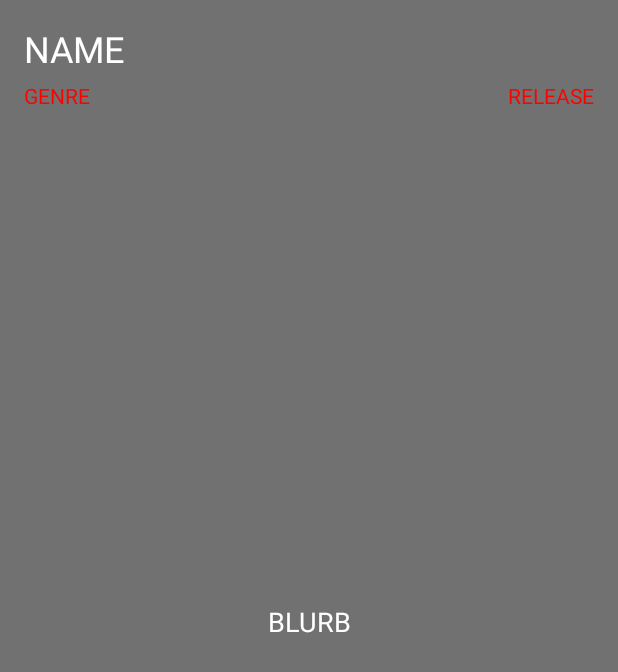
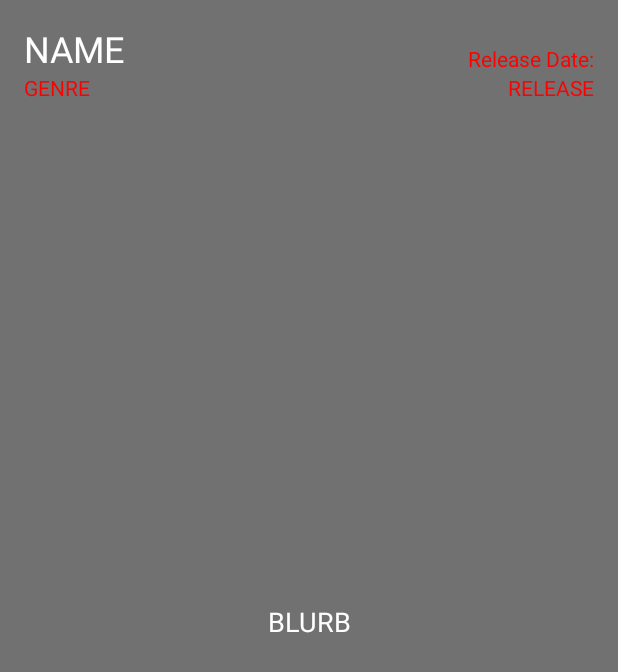
Before and after one commit to changwinstonr/Game-Library, an Android app: the layout activity_detail.xml on its own in the app's theme, with its tools: preview values and no code run, on a phone screen of 412 x 824 dp. Shown: the top 672 px of the screen. Run offline under Robolectric (Android 15) with nearby library versions, the phone set to English and light mode, and no system bars.

Commit message:
Adds: Useability tweaks. Namely clarification on what makes World of Warcraft terrible, bad, and ugly.

```diff
--- a/app/src/main/java/winston/gameLibrary/GameSQLiteDatabaseHelper.java
+++ b/app/src/main/java/winston/gameLibrary/GameSQLiteDatabaseHelper.java
@@ -179,7 +179,7 @@ public class GameSQLiteDatabaseHelper extends SQLiteOpenHelper {
         values = new ContentValues(); values.put(COL_NAME, "Warhammer 40000 Dawn of War 2 Chaos Rising (PC)");	values.put(COL_GENRE, "Sci-fi, Strategy, RTS, Squad, WH40k");	values.put(COL_RELEASE, "2010-03-11");	values.put(COL_BLURB, "Your Blood Ravens have saved the sector, but can they save themselves? In THQ Inc. and Relic Entertainment's sequel to the acclaimed Dawn of War II real time strategy franchise, you return to sub sector Aurelia where a long lost frozen ice planet has reappeared from the Warp, bringing with it new secrets to uncover and foes to face. In Dawn of War II: Chaos Rising you will take command of the Blood Ravens and defend the sector against the Chaos Space Marines of the Black Legion. Purge the chaos filth and hold the chapter together as traitorous forces work from within to try bring down the Blood Ravens. Upgrade your squads with new legendary wargear and unlock new special abilities, as your squads advance to level 30. Will you remain steadfast to the Emperor or risk heresy to gain new dark and destructive powers? In multiplayer swear loyalty to the Chaos Gods and pit your bloodthirsty warband of Chaos Space Marines against the new units and reinforced armies of the Space Marines, Orks, Eldar, and Tyranids.");	db.insert(GAME_TBL_NAME, null, values);
         values = new ContentValues(); values.put(COL_NAME, "Warhammer 40000 Dawn of War 2 Retribution (PC)");	values.put(COL_GENRE, "Sci-fi, Strategy, RTS, Squad, WH40k");	values.put(COL_RELEASE, "2011-03-01");	values.put(COL_BLURB, "Taking place years after the events in Dawn of War II: Chaos Rising, this title allows players to choose their perspective with the first multiple-race single player campaign in the Dawn of War II series. Choose your race and determine the final fate of the entire sector in Dawn of War II: Retribution, the next installment in the critically acclaimed Dawn of War real-time strategy franchise.");	db.insert(GAME_TBL_NAME, null, values);
         values = new ContentValues(); values.put(COL_NAME, "Warhammer 40000 Space Marine (PC)");	values.put(COL_GENRE, "Sci-fi, Action, Third-person, TPS, WH40k");	values.put(COL_RELEASE, "2011-09-06");	values.put(COL_BLURB, "In Warhammer 40,000: Space Marine you are Captain Titus of the Ultramarines, humanity's last hope for survival in a war-ridden future. Step into the armor of this superhuman warrior and use a lethal combination of deadly weapons to crush overwhelming alien forces. Fight against the savage Orks and the unholy forces of Chaos in a brutally violent world based on the richest science fiction fantasy ever created. Space Marine features a fluid combat system that allows players to seamlessly switch from ranged to melee weapons without interrupting the flow of combat. Hitting the melee button at any time will result in a close range strike with the equipped hand-to-hand weapon as well as the camera pulling out to melee distance. Pulling either trigger will instantly snap the view back to behind the player's shoulder ready for precise shooting. These systems are immediately responsive and leave the player in full control at all times. As the player dispatches enemies in Space Marine they will be earning 'Fury' which can be used to unleash devastating ranged or melee attacks.");	db.insert(GAME_TBL_NAME, null, values);
-        values = new ContentValues(); values.put(COL_NAME, "World of Warcraft (PC)");	values.put(COL_GENRE, "Fantasy, MMO, RPG, Terrible");	values.put(COL_RELEASE, "2004-11-23");	values.put(COL_BLURB, "Four years have passed since the aftermath of Warcraft III: Reign of Chaos, and a great tension smolders throughout the ravaged world of Azeroth. As the battle-worn races begin to rebuild their shattered kingdoms, new threats, both ancient and ominous, arise to plague the world once again. Rich in legend and filled with adventure, the World of Warcraft awaits! For the first time, players experience the lands of Azeroth from a new, in-depth perspective. As heroes, they explore familiar battlefields, discover new lands and take on epic quests and challenges in Blizzard's massively multiplayer, on-line, role-playing game.");	db.insert(GAME_TBL_NAME, null, values);
+        values = new ContentValues(); values.put(COL_NAME, "World of Warcraft (PC)");	values.put(COL_GENRE, "Fantasy, MMO, RPG, Terrible, Bad, Horrible, Ugly");	values.put(COL_RELEASE, "2004-11-23");	values.put(COL_BLURB, "IT. JUST. IS.");	db.insert(GAME_TBL_NAME, null, values);
         values = new ContentValues(); values.put(COL_NAME, "Worms Armageddon (PC)");	values.put(COL_GENRE, "Strategy, Humor, Turn-based, TBS, Squad");	values.put(COL_RELEASE, "1999-06-24");	values.put(COL_BLURB, "This action-packed, laugh-filled game takes the popular Worms 2 to the next level. You lead a pack of heavily armed worms into action. Sheep explode, mad cows fall from the sky, old ladies detonate spontaneously--you get the general idea.");	db.insert(GAME_TBL_NAME, null, values);
         values = new ContentValues(); values.put(COL_NAME, "XMen Legends 2 Rise of Apocalypse (PC)");	values.put(COL_GENRE, "Action, RPG, Isometric");	values.put(COL_RELEASE, "2005-09-20");	values.put(COL_BLURB, "Sequel to best-selling X-Men Game / The X-Men and the hated Brotherhood ally in a fight to reclaim Earth from Apocalypse's grasp IIntense online and offline multiplayer action");	db.insert(GAME_TBL_NAME, null, values);
         values = new ContentValues(); values.put(COL_NAME, "XCOM Enemy Unknown (PC)");	values.put(COL_GENRE, "Sci-fi, Strategy, Turn-based, TBS, Squad");	values.put(COL_RELEASE, "2012-10-08");	values.put(COL_BLURB, "XCOM: Enemy Unknown will place you in control of a secret paramilitary organization called XCOM. As the XCOM commander, you will defend against a terrifying global alien invasion by managing resources, advancing technologies, and overseeing combat strategies and individual unit tactics. The original X-COM is widely regarded as one of the best games ever made and has now been re-imagined by the strategy experts at Firaxis Games. XCOM: Enemy Unknown will expand on that legacy with an entirely new invasion story, enemies and technologies to fight aliens and defend Earth. You will control the fate of the human race through researching alien technologies, creating and managing a fully operational base, planning combat missions and controlling soldier movement in battle.");	db.insert(GAME_TBL_NAME, null, values);
--- a/app/src/main/java/winston/gameLibrary/MainActivity.java
+++ b/app/src/main/java/winston/gameLibrary/MainActivity.java
@@ -1,15 +1,12 @@
 package winston.gameLibrary;
 
-import android.app.Dialog;
 import android.app.SearchManager;
 import android.content.Context;
-import android.content.DialogInterface;
 import android.content.Intent;
 import android.database.Cursor;
 import android.database.DatabaseUtils;
 import android.graphics.Color;
 import android.os.Bundle;
-import android.support.v7.app.AlertDialog;
 import android.support.v7.app.AppCompatActivity;
 import android.support.v7.widget.SearchView;
 import android.view.LayoutInflater;
@@ -136,7 +133,7 @@ public class MainActivity extends AppCompatActivity {
         handleIntent(getIntent());
 
         //Dialog Interface Attempt
-        @Override
+/*        @Override
         public Dialog onCreateDialog(Bundle savedInstanceState){
             AlertDialog.Builder builder = new AlertDialog.Builder(getActivity());
             builder.setTitle(R.string.dialog_title)
@@ -155,7 +152,7 @@ public class MainActivity extends AppCompatActivity {
 
             }
         });
-        AlertDialog dialog = builder.create();
+        AlertDialog dialog = builder.create();*/
 
     }//end onCreate
 
--- a/app/src/main/res/layout/activity_detail.xml
+++ b/app/src/main/res/layout/activity_detail.xml
@@ -40,7 +40,6 @@
         android:layout_height="wrap_content"
         android:gravity="center"
         android:text="GENRE"
-        android:paddingTop="5dp"
         android:textSize="14sp"
         android:textColor="#FF0000"
         android:layout_alignParentStart="true"
@@ -52,10 +51,20 @@
         android:layout_height="wrap_content"
         android:gravity="center"
         android:text="RELEASE"
-        android:paddingTop="5dp"
         android:textSize="14sp"
         android:textColor="#FF0000"
         android:layout_below="@+id/game_name"
+        android:layout_alignEnd="@+id/game_blurb" />
+
+    <TextView
+        android:id="@+id/releaseText"
+        android:layout_width="wrap_content"
+        android:layout_height="wrap_content"
+        android:gravity="center"
+        android:text="Release Date:"
+        android:textSize="14sp"
+        android:textColor="#FF0000"
+        android:layout_above="@+id/game_release"
         android:layout_alignEnd="@+id/game_blurb" />
 
     <TextView
```
